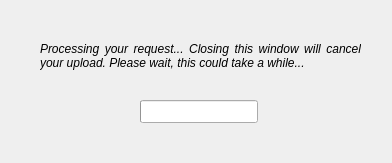
This is m2mtool/file_selector/bar.ui in bmrb-io/m2mtool as Qt 5 draws it before an edit. The edited form follows.
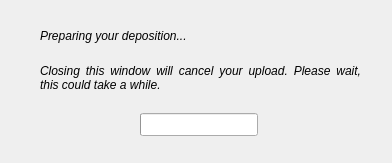
This is the edited form.

Commit message: add functionality to file selector to handle files/folders user does not have permission to upload, minor changes elsewhere

Patch:
```diff
--- a/m2mtool/file_selector/bar.ui
+++ b/m2mtool/file_selector/bar.ui
@@ -17,9 +17,9 @@
    <property name="geometry">
     <rect>
      <x>20</x>
-     <y>20</y>
+     <y>10</y>
      <width>351</width>
-     <height>111</height>
+     <height>141</height>
     </rect>
    </property>
    <property name="currentIndex">
@@ -30,9 +30,9 @@
      <property name="geometry">
       <rect>
        <x>20</x>
-       <y>15</y>
+       <y>45</y>
        <width>321</width>
-       <height>41</height>
+       <height>45</height>
       </rect>
      </property>
      <property name="font">
@@ -41,7 +41,7 @@
       </font>
      </property>
      <property name="text">
-      <string>Processing your request... Closing this window will cancel your upload. Please wait, this could take a while...</string>
+      <string>Closing this window will cancel your upload. Please wait, this could take a while.</string>
      </property>
      <property name="alignment">
       <set>Qt::AlignJustify|Qt::AlignVCenter</set>
@@ -54,7 +54,7 @@
      <property name="geometry">
       <rect>
        <x>120</x>
-       <y>80</y>
+       <y>103</y>
        <width>118</width>
        <height>23</height>
       </rect>
@@ -66,6 +66,27 @@
       <bool>false</bool>
      </property>
     </widget>
+    <widget class="QLabel" name="label_init_1">
+     <property name="geometry">
+      <rect>
+       <x>20</x>
+       <y>15</y>
+       <width>321</width>
+       <height>22</height>
+      </rect>
+     </property>
+     <property name="font">
+      <font>
+       <italic>true</italic>
+      </font>
+     </property>
+     <property name="text">
+      <string>Preparing your deposition... </string>
+     </property>
+     <property name="alignment">
+      <set>Qt::AlignJustify|Qt::AlignVCenter</set>
+     </property>
+    </widget>
    </widget>
    <widget class="QWidget" name="page_upload">
     <widget class="QProgressBar" name="progressBar_upload">
```
Left out of the diff: 6 changed lines with no effect on the pictures. The commit also changes 3 other files.
